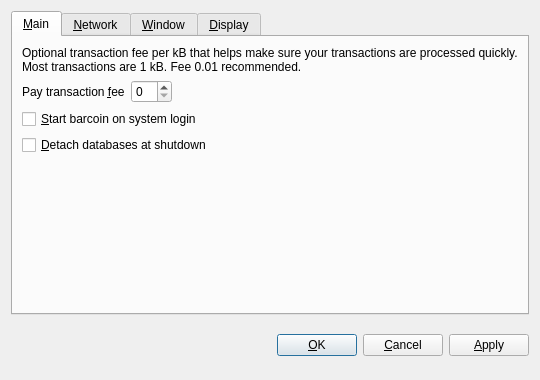
First picture: the form in src/qt/forms/optionsdialog.ui, repository tolarcoin/tolarcoin, before the edit.
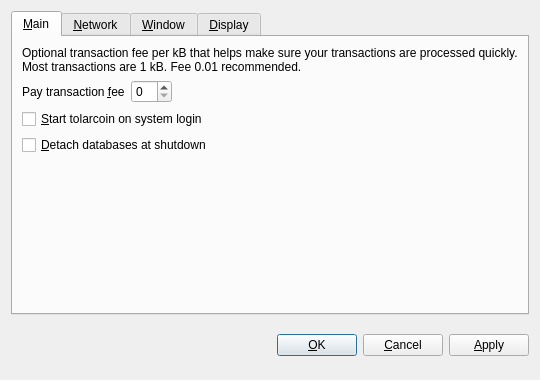
Second picture: the form after the edit. The open tabs and pages were chosen to show the change. Custom widgets are drawn as their Qt base class.

```diff
--- a/src/qt/forms/optionsdialog.ui
+++ b/src/qt/forms/optionsdialog.ui
@@ -82,7 +82,7 @@
           <string>Automatically start barcoin after logging in to the system.</string>
          </property>
          <property name="text">
-          <string>&amp;Start barcoin on system login</string>
+          <string>&amp;Start tolarcoin on system login</string>
          </property>
         </widget>
        </item>
```
Left out of the diff: 10 changed lines with no effect on the pictures.
